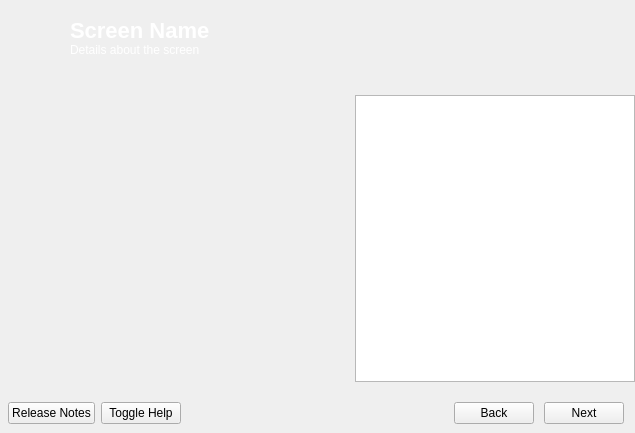
Before: the Qt Designer form yali4/gui/Ui/main.ui in dadas45li/yali, drawn with Qt 5.
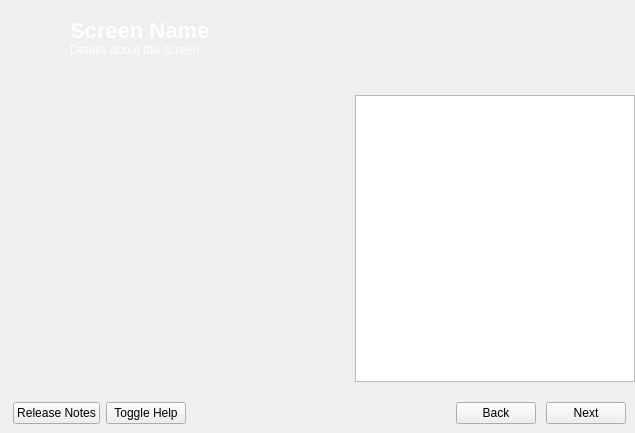
After: the same form once the commit is applied. Icons and pictures are not drawn.

```diff
--- a/yali4/gui/Ui/main.ui
+++ b/yali4/gui/Ui/main.ui
@@ -323,33 +323,11 @@
            <enum>QFrame::Raised</enum>
           </property>
           <layout class="QHBoxLayout">
-           <property name="leftMargin">
-            <number>0</number>
-           </property>
            <property name="topMargin">
             <number>0</number>
            </property>
-           <property name="rightMargin">
-            <number>11</number>
-           </property>
            <item>
             <layout class="QHBoxLayout">
-             <item>
-              <spacer name="horizontalSpacer_2">
-               <property name="orientation">
-                <enum>Qt::Horizontal</enum>
-               </property>
-               <property name="sizeType">
-                <enum>QSizePolicy::Fixed</enum>
-               </property>
-               <property name="sizeHint" stdset="0">
-                <size>
-                 <width>4</width>
-                 <height>20</height>
-                </size>
-               </property>
-              </spacer>
-             </item>
              <item>
               <widget class="QPushButton" name="releaseNotes">
                <property name="focusPolicy">
```
Left out of the diff: 2 changed lines with no effect on the pictures.
